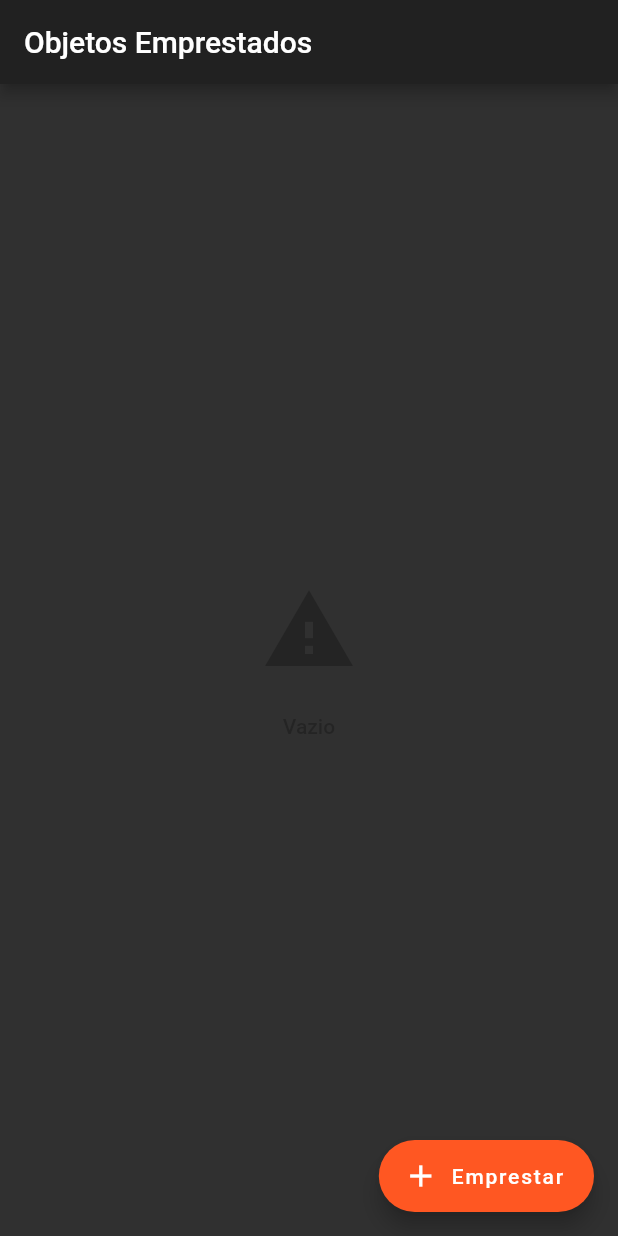
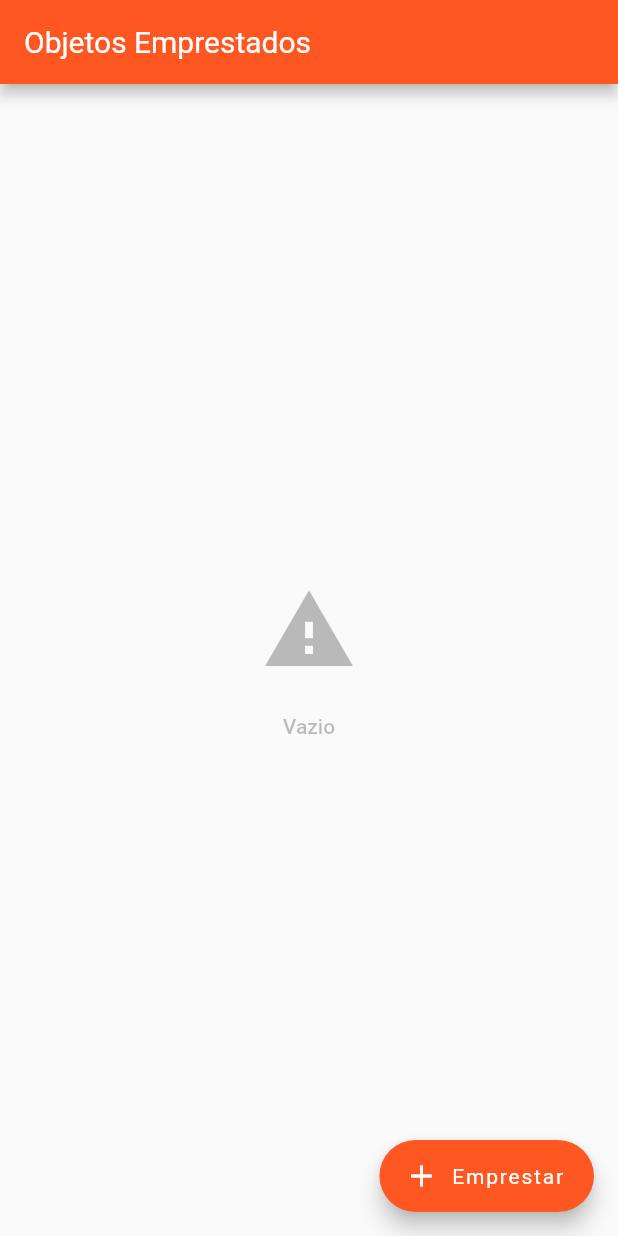
Before and after one commit to Henriqueba210/borrowed-stuff-flutter, a Flutter app: the screen it shows after launch, on a phone screen of 412 x 824 dp. Run offline on Flutter 3.47's test engine with Material 2 defaults, Android fonts, the phone set to English and light mode, and no system bars; our stand-ins replace datetime_picker_formfield, flushbar, flutter_slidable, image_picker, mask_text_input_formatter, sembast.

Commit message:
Feito últimos desafios
Malz kleber esqueci de separar esses commit ontem kkkk

```diff
--- a/lib/components/stuff_card.dart
+++ b/lib/components/stuff_card.dart
@@ -8,11 +8,13 @@ import 'package:flutter_slidable/flutter_slidable.dart';
 class StuffCard extends StatelessWidget {
   final Stuff stuff;
   final Function onEdit;
+  final Function onCalled;
   final Function onDelete;
 
   StuffCard({
     Key key,
     this.stuff,
+    this.onCalled,
     this.onEdit,
     this.onDelete,
   }) : super(key: key);
@@ -46,6 +48,12 @@ class StuffCard extends StatelessWidget {
       child: _buildStuffCard(stuff),
       actions: <Widget>[
         IconSlideAction(
+          caption: 'Telefonar',
+          color: Colors.green,
+          icon: Icons.phone,
+          onTap: onCalled,
+        ),
+        IconSlideAction(
           caption: 'Editar',
           color: Colors.blue,
           icon: Icons.edit,
--- a/lib/controllers/home_controller.dart
+++ b/lib/controllers/home_controller.dart
@@ -1,13 +1,23 @@
+import 'dart:async';
+
+import 'package:borrowed_stuff/components/stuff_card.dart';
 import 'package:borrowed_stuff/database/stuff_dao.dart';
 import 'package:borrowed_stuff/models/stuff.dart';
+import 'package:flutter/material.dart';
 
 class HomeController {
   final _stuffDao = StuffDao();
   final stuffList = [];
+  final GlobalKey<AnimatedListState> animatedListKey = GlobalKey();
 
   void create(Stuff stuff) {
     _stuffDao.create(stuff);
     stuffList.add(stuff);
+    if (animatedListKey.currentState != null) {
+      Timer(Duration(milliseconds: 500), () {
+        animatedListKey.currentState.insertItem(stuffList.length - 1);
+      });
+    }
   }
 
   Future<void> readAll() async {
@@ -22,6 +32,18 @@ class HomeController {
 
   void delete(Stuff stuff) {
     _stuffDao.delete(stuff);
+    var index = stuffList.indexOf(stuff);
     stuffList.remove(stuff);
+    animatedListKey.currentState.removeItem(
+      index,
+      (context, animation) => SizeTransition(
+        sizeFactor: animation,
+        child: StuffCard(
+          stuff: stuff,
+          onDelete: () {},
+          onEdit: () {},
+        ),
+      ),
+    );
   }
 }
--- a/lib/main.dart
+++ b/lib/main.dart
@@ -1,4 +1,5 @@
 import 'package:borrowed_stuff/pages/home_page.dart';
+import 'package:borrowed_stuff/pages/theme.dart';
 import 'package:flutter/material.dart';
 import 'package:flutter/services.dart';
 import 'package:flutter_localizations/flutter_localizations.dart';
@@ -15,7 +16,7 @@ class MyApp extends StatelessWidget {
     return MaterialApp(
       debugShowCheckedModeBanner: false,
       title: 'Emprestei?',
-      theme: _buildTheme(),
+      theme: buildTheme(),
       home: HomePage(),
       localizationsDelegates: [
         GlobalMaterialLocalizations.delegate,
@@ -28,14 +29,4 @@ class MyApp extends StatelessWidget {
       ],
     );
   }
-
-  // Ciando um tema para o projeto
-  _buildTheme() {
-    return ThemeData(
-      brightness: Brightness.dark,
-      primaryColor: Color(0xFF212121),
-      accentColor: Colors.deepOrange,
-      primarySwatch: Colors.deepOrange,
-    );
-  }
 }
--- a/lib/pages/home_page.dart
+++ b/lib/pages/home_page.dart
@@ -6,6 +6,7 @@ import 'package:borrowed_stuff/models/stuff.dart';
 import 'package:borrowed_stuff/pages/sutff_detail_page.dart';
 import 'package:flushbar/flushbar.dart';
 import 'package:flutter/material.dart';
+import 'package:url_launcher/url_launcher.dart';
 
 class HomePage extends StatefulWidget {
   @override
@@ -15,7 +16,7 @@ class HomePage extends StatefulWidget {
 class _HomePageState extends State<HomePage> {
   final _controller = HomeController();
   bool _loading = true;
-
+  Tween<Offset> tween = Tween(begin: Offset.zero, end: Offset(0, 1));
   @override
   void initState() {
     super.initState();
@@ -54,18 +55,25 @@ class _HomePageState extends State<HomePage> {
       return CenteredMessage('Vazio', icon: Icons.warning);
     }
 
-    return ListView.builder(
-      itemCount: _controller.stuffList.length,
-      itemBuilder: (context, index) {
+    return AnimatedList(
+      key: _controller.animatedListKey,
+      initialItemCount: _controller.stuffList.length,
+      itemBuilder: (context, index, animation) {
         final stuff = _controller.stuffList[index];
-        return StuffCard(
+        return SizeTransition(
+          sizeFactor: animation,
+          child: StuffCard(
             stuff: stuff,
+            onCalled: () {
+              _telefonedStuff(stuff);
+            },
             onDelete: () {
               _deleteStuff(stuff);
             },
             onEdit: () {
               _editStuff(index, stuff);
             },
+          ),
         );
       },
     );
@@ -128,4 +136,27 @@ class _HomePageState extends State<HomePage> {
       duration: Duration(seconds: 2),
     )..show(context);
   }
+
+  _telefonedStuff(Stuff stuff) {
+    try {
+      _launchURL(stuff.phone);
+    } catch (e) {
+      Flushbar(
+        title: e,
+        backgroundColor: Colors.red,
+        message: "Tente novamente mais tarde",
+        duration: Duration(seconds: 2),
+      )..show(context);
     }
+  }
+
+  _launchURL(String telefoneEnviar) async {
+    String url = 'tel:$telefoneEnviar';
+
+    if (await canLaunch(url)) {
+      await launch(url);
+    } else {
+      throw 'Não foi possível telefonar para $url';
+    }
+  }
+}
--- /dev/null
+++ b/lib/pages/theme.dart
@@ -0,0 +1,490 @@
+import 'package:flutter/material.dart';
+
+buildTheme() {
+  return ThemeData(
+    primarySwatch: Colors.deepOrange,
+    brightness: Brightness.light,
+    primaryColor: Color(0xffff5722),
+    primaryColorBrightness: Brightness.dark,
+    primaryColorLight: Color(0xffffccbc),
+    primaryColorDark: Color(0xffe64a19),
+    accentColor: Color(0xffff5722),
+    accentColorBrightness: Brightness.dark,
+    canvasColor: Color(0xfffafafa),
+    scaffoldBackgroundColor: Color(0xfffafafa),
+    bottomAppBarColor: Color(0xffffffff),
+    cardColor: Color(0xffffffff),
+    dividerColor: Color(0x1f000000),
+    highlightColor: Color(0x66bcbcbc),
+    splashColor: Color(0x66c8c8c8),
+    selectedRowColor: Color(0xfff5f5f5),
+    unselectedWidgetColor: Color(0x8a000000),
+    disabledColor: Color(0x61000000),
+    buttonColor: Color(0xffe0e0e0),
+    toggleableActiveColor: Color(0xfff4511e),
+    secondaryHeaderColor: Color(0xfffbe9e7),
+    textSelectionColor: Color(0xffffab91),
+    cursorColor: Color(0xff4285f4),
+    textSelectionHandleColor: Color(0xffff8a65),
+    backgroundColor: Color(0xffffab91),
+    dialogBackgroundColor: Color(0xffffffff),
+    indicatorColor: Color(0xffff5722),
+    hintColor: Color(0x8a000000),
+    errorColor: Color(0xffd32f2f),
+    buttonTheme: ButtonThemeData(
+      textTheme: ButtonTextTheme.normal,
+      minWidth: 88,
+      height: 36,
+      padding: EdgeInsets.only(top: 0, bottom: 0, left: 16, right: 16),
+      shape: RoundedRectangleBorder(
+        side: BorderSide(
+          color: Color(0xff000000),
+          width: 0,
+          style: BorderStyle.none,
+        ),
+        borderRadius: BorderRadius.all(Radius.circular(2.0)),
+      ),
+      alignedDropdown: false,
+      buttonColor: Color(0xffe0e0e0),
+      disabledColor: Color(0x61000000),
+      highlightColor: Color(0x29000000),
+      splashColor: Color(0x1f000000),
+      focusColor: Color(0x1f000000),
+      hoverColor: Color(0x0a000000),
+      colorScheme: ColorScheme(
+        primary: Color(0xffff5722),
+        primaryVariant: Color(0xffe64a19),
+        secondary: Color(0xffff5722),
+        secondaryVariant: Color(0xffe64a19),
+        surface: Color(0xffffffff),
+        background: Color(0xffffab91),
+        error: Color(0xffd32f2f),
+        onPrimary: Color(0xffffffff),
+        onSecondary: Color(0xffffffff),
+        onSurface: Color(0xff000000),
+        onBackground: Color(0xffffffff),
+        onError: Color(0xffffffff),
+        brightness: Brightness.light,
+      ),
+    ),
+    textTheme: TextTheme(
+      headline1: TextStyle(
+        color: Color(0x8a000000),
+        fontSize: null,
+        fontWeight: FontWeight.w400,
+        fontStyle: FontStyle.normal,
+      ),
+      headline2: TextStyle(
+        color: Color(0x8a000000),
+        fontSize: null,
+        fontWeight: FontWeight.w400,
+        fontStyle: FontStyle.normal,
+      ),
+      headline3: TextStyle(
+        color: Color(0x8a000000),
+        fontSize: null,
+        fontWeight: FontWeight.w400,
+        fontStyle: FontStyle.normal,
+      ),
+      headline4: TextStyle(
+        color: Color(0x8a000000),
+        fontSize: null,
+        fontWeight: FontWeight.w400,
+        fontStyle: FontStyle.normal,
+      ),
+      headline5: TextStyle(
+        color: Color(0xdd000000),
+        fontSize: null,
+        fontWeight: FontWeight.w400,
+        fontStyle: FontStyle.normal,
+      ),
+      headline6: TextStyle(
+        color: Color(0xdd000000),
+        fontSize: null,
+        fontWeight: FontWeight.w400,
+        fontStyle: FontStyle.normal,
+      ),
+      subtitle1: TextStyle(
+        color: Color(0xdd000000),
+        fontSize: null,
+        fontWeight: FontWeight.w400,
+        fontStyle: FontStyle.normal,
+      ),
+      bodyText1: TextStyle(
+        color: Color(0xdd000000),
+        fontSize: null,
+        fontWeight: FontWeight.w400,
+        fontStyle: FontStyle.normal,
+      ),
+      bodyText2: TextStyle(
+        color: Color(0xdd000000),
+        fontSize: null,
+        fontWeight: FontWeight.w400,
+        fontStyle: FontStyle.normal,
+      ),
+      caption: TextStyle(
+        color: Color(0x8a000000),
+        fontSize: null,
+        fontWeight: FontWeight.w400,
+        fontStyle: FontStyle.normal,
+      ),
+      button: TextStyle(
+        color: Color(0xdd000000),
+        fontSize: null,
+        fontWeight: FontWeight.w400,
+        fontStyle: FontStyle.normal,
+      ),
+      subtitle2: TextStyle(
+        color: Color(0xff000000),
+        fontSize: null,
+        fontWeight: FontWeight.w400,
+        fontStyle: FontStyle.normal,
+      ),
+      overline: TextStyle(
+        color: Color(0xff000000),
+        fontSize: null,
+        fontWeight: FontWeight.w400,
+        fontStyle: FontStyle.normal,
+      ),
+    ),
+    primaryTextTheme: TextTheme(
+      headline1: TextStyle(
+        color: Color(0xb3ffffff),
+        fontSize: null,
+        fontWeight: FontWeight.w400,
+        fontStyle: FontStyle.normal,
+      ),
+      headline2: TextStyle(
+        color: Color(0xb3ffffff),
+        fontSize: null,
+        fontWeight: FontWeight.w400,
+        fontStyle: FontStyle.normal,
+      ),
+      headline3: TextStyle(
+        color: Color(0xb3ffffff),
+        fontSize: null,
+        fontWeight: FontWeight.w400,
+        fontStyle: FontStyle.normal,
+      ),
+      headline4: TextStyle(
+        color: Color(0xb3ffffff),
+        fontSize: null,
+        fontWeight: FontWeight.w400,
+        fontStyle: FontStyle.normal,
+      ),
+      headline5: TextStyle(
+        color: Color(0xffffffff),
+        fontSize: null,
+        fontWeight: FontWeight.w400,
+        fontStyle: FontStyle.normal,
+      ),
+      headline6: TextStyle(
+        color: Color(0xffffffff),
+        fontSize: null,
+        fontWeight: FontWeight.w400,
+        fontStyle: FontStyle.normal,
+      ),
+      subtitle1: TextStyle(
+        color: Color(0xffffffff),
+        fontSize: null,
+        fontWeight: FontWeight.w400,
+        fontStyle: FontStyle.normal,
+      ),
+      bodyText1: TextStyle(
+        color: Color(0xffffffff),
+        fontSize: null,
+        fontWeight: FontWeight.w400,
+        fontStyle: FontStyle.normal,
+      ),
+      bodyText2: TextStyle(
+        color: Color(0xffffffff),
+        fontSize: null,
+        fontWeight: FontWeight.w400,
+        fontStyle: FontStyle.normal,
+      ),
+      caption: TextStyle(
+        color: Color(0xb3ffffff),
+        fontSize: null,
+        fontWeight: FontWeight.w400,
+        fontStyle: FontStyle.normal,
+      ),
+      button: TextStyle(
+        color: Color(0xffffffff),
+        fontSize: null,
+        fontWeight: FontWeight.w400,
+        fontStyle: FontStyle.normal,
+      ),
+      subtitle2: TextStyle(
+        color: Color(0xffffffff),
+        fontSize: null,
+        fontWeight: FontWeight.w400,
+        fontStyle: FontStyle.normal,
+      ),
+      overline: TextStyle(
+        color: Color(0xffffffff),
+        fontSize: null,
+        fontWeight: FontWeight.w400,
+        fontStyle: FontStyle.normal,
+      ),
+    ),
+    accentTextTheme: TextTheme(
+      headline1: TextStyle(
+        color: Color(0xb3ffffff),
+        fontSize: null,
+        fontWeight: FontWeight.w400,
+        fontStyle: FontStyle.normal,
+      ),
+      headline2: TextStyle(
+        color: Color(0xb3ffffff),
+        fontSize: null,
+        fontWeight: FontWeight.w400,
+        fontStyle: FontStyle.normal,
+      ),
+      headline3: TextStyle(
+        color: Color(0xb3ffffff),
+        fontSize: null,
+        fontWeight: FontWeight.w400,
+        fontStyle: FontStyle.normal,
+      ),
+      headline4: TextStyle(
+        color: Color(0xb3ffffff),
+        fontSize: null,
+        fontWeight: FontWeight.w400,
+        fontStyle: FontStyle.normal,
+      ),
+      headline5: TextStyle(
+        color: Color(0xffffffff),
+        fontSize: null,
+        fontWeight: FontWeight.w400,
+        fontStyle: FontStyle.normal,
+      ),
+      headline6: TextStyle(
+        color: Color(0xffffffff),
+        fontSize: null,
+        fontWeight: FontWeight.w400,
+        fontStyle: FontStyle.normal,
+      ),
+      subtitle1: TextStyle(
+        color: Color(0xffffffff),
+        fontSize: null,
+        fontWeight: FontWeight.w400,
+        fontStyle: FontStyle.normal,
+      ),
+      bodyText1: TextStyle(
+        color: Color(0xffffffff),
+        fontSize: null,
+        fontWeight: FontWeight.w400,
+        fontStyle: FontStyle.normal,
+      ),
+      bodyText2: TextStyle(
+        color: Color(0xffffffff),
+        fontSize: null,
+        fontWeight: FontWeight.w400,
+        fontStyle: FontStyle.normal,
+      ),
+      caption: TextStyle(
+        color: Color(0xb3ffffff),
+        fontSize: null,
+        fontWeight: FontWeight.w400,
+        fontStyle: FontStyle.normal,
+      ),
+      button: TextStyle(
+        color: Color(0xffffffff),
+        fontSize: null,
+        fontWeight: FontWeight.w400,
+        fontStyle: FontStyle.normal,
+      ),
+      subtitle2: TextStyle(
+        color: Color(0xffffffff),
+        fontSize: null,
+        fontWeight: FontWeight.w400,
+        fontStyle: FontStyle.normal,
+      ),
+      overline: TextStyle(
+        color: Color(0xffffffff),
+        fontSize: null,
+        fontWeight: FontWeight.w400,
+        fontStyle: FontStyle.normal,
+      ),
+    ),
+    inputDecorationTheme: InputDecorationTheme(
+      labelStyle: TextStyle(
+        color: Color(0xdd000000),
+        fontSize: null,
+        fontWeight: FontWeight.w400,
+        fontStyle: FontStyle.normal,
+      ),
+      helperStyle: TextStyle(
+        color: Color(0xdd000000),
+        fontSize: null,
+        fontWeight: FontWeight.w400,
+        fontStyle: FontStyle.normal,
+      ),
+      hintStyle: TextStyle(
+        color: Color(0xdd000000),
+        fontSize: null,
+        fontWeight: FontWeight.w400,
+        fontStyle: FontStyle.normal,
+      ),
+      errorStyle: TextStyle(
+        color: Color(0xdd000000),
+        fontSize: null,
+        fontWeight: FontWeight.w400,
+        fontStyle: FontStyle.normal,
+      ),
+      errorMaxLines: null,
+      floatingLabelBehavior: FloatingLabelBehavior.always,
+      isDense: false,
+      contentPadding: EdgeInsets.only(top: 12, bottom: 12, left: 0, right: 0),
+      isCollapsed: false,
+      prefixStyle: TextStyle(
+        color: Color(0xdd000000),
+        fontSize: null,
+        fontWeight: FontWeight.w400,
+        fontStyle: FontStyle.normal,
+      ),
+      suffixStyle: TextStyle(
+        color: Color(0xdd000000),
+        fontSize: null,
+        fontWeight: FontWeight.w400,
+        fontStyle: FontStyle.normal,
+      ),
+      counterStyle: TextStyle(
+        color: Color(0xdd000000),
+        fontSize: null,
+        fontWeight: FontWeight.w400,
+        fontStyle: FontStyle.normal,
+      ),
+      filled: false,
+      fillColor: Color(0x00000000),
+      errorBorder: UnderlineInputBorder(
+        borderSide: BorderSide(
+          color: Color(0xff000000),
+          width: 1,
+          style: BorderStyle.solid,
+        ),
+        borderRadius: BorderRadius.all(Radius.circular(4.0)),
+      ),
+      focusedBorder: UnderlineInputBorder(
+        borderSide: BorderSide(
+          color: Color(0xff000000),
+          width: 1,
+          style: BorderStyle.solid,
+        ),
+        borderRadius: BorderRadius.all(Radius.circular(4.0)),
+      ),
+      focusedErrorBorder: UnderlineInputBorder(
+        borderSide: BorderSide(
+          color: Color(0xff000000),
+          width: 1,
+          style: BorderStyle.solid,
+        ),
+        borderRadius: BorderRadius.all(Radius.circular(4.0)),
+      ),
+      disabledBorder: UnderlineInputBorder(
+        borderSide: BorderSide(
+          color: Color(0xff000000),
+          width: 1,
+          style: BorderStyle.solid,
+        ),
+        borderRadius: BorderRadius.all(Radius.circular(4.0)),
+      ),
+      enabledBorder: UnderlineInputBorder(
+        borderSide: BorderSide(
+          color: Color(0xff000000),
+          width: 1,
+          style: BorderStyle.solid,
+        ),
+        borderRadius: BorderRadius.all(Radius.circular(4.0)),
+      ),
+      border: UnderlineInputBorder(
+        borderSide: BorderSide(
+          color: Color(0xff000000),
+          width: 1,
+          style: BorderStyle.solid,
+        ),
+        borderRadius: BorderRadius.all(Radius.circular(4.0)),
+      ),
+    ),
+    iconTheme: IconThemeData(
+      color: Color(0xdd000000),
+      opacity: 1,
+      size: 24,
+    ),
+    primaryIconTheme: IconThemeData(
+      color: Color(0xffffffff),
+      opacity: 1,
+      size: 24,
+    ),
+    accentIconTheme: IconThemeData(
+      color: Color(0xffffffff),
+      opacity: 1,
+      size: 24,
+    ),
+    sliderTheme: SliderThemeData(
+      activeTrackColor: null,
+      inactiveTrackColor: null,
+      disabledActiveTrackColor: null,
+      disabledInactiveTrackColor: null,
+      activeTickMarkColor: null,
+      inactiveTickMarkColor: null,
+      disabledActiveTickMarkColor: null,
+      disabledInactiveTickMarkColor: null,
+      thumbColor: null,
+      disabledThumbColor: null,
+      thumbShape: null,
+      overlayColor: null,
+      valueIndicatorColor: null,
+      valueIndicatorShape: null,
+      showValueIndicator: null,
+      valueIndicatorTextStyle: TextStyle(
+        color: Color(0xffffffff),
+        fontSize: null,
+        fontWeight: FontWeight.w400,
+        fontStyle: FontStyle.normal,
+      ),
+    ),
+    tabBarTheme: TabBarTheme(
+      indicatorSize: TabBarIndicatorSize.tab,
+      labelColor: Color(0xffffffff),
+      unselectedLabelColor: Color(0xb2ffffff),
+    ),
+    chipTheme: ChipThemeData(
+      backgroundColor: Color(0x1f000000),
+      brightness: Brightness.light,
+      deleteIconColor: Color(0xde000000),
+      disabledColor: Color(0x0c000000),
+      labelPadding: EdgeInsets.only(top: 0, bottom: 0, left: 8, right: 8),
+      labelStyle: TextStyle(
+        color: Color(0xde000000),
+        fontSize: null,
+        fontWeight: FontWeight.w400,
+        fontStyle: FontStyle.normal,
+      ),
+      padding: EdgeInsets.only(top: 4, bottom: 4, left: 4, right: 4),
+      secondaryLabelStyle: TextStyle(
+        color: Color(0x3d000000),
+        fontSize: null,
+        fontWeight: FontWeight.w400,
+        fontStyle: FontStyle.normal,
+      ),
+      secondarySelectedColor: Color(0x3dff5722),
+      selectedColor: Color(0x3d000000),
+      shape: StadiumBorder(
+          side: BorderSide(
+        color: Color(0xff000000),
+        width: 0,
+        style: BorderStyle.none,
+      )),
+    ),
+    dialogTheme: DialogTheme(
+        shape: RoundedRectangleBorder(
+      side: BorderSide(
+        color: Color(0xff000000),
+        width: 0,
+        style: BorderStyle.none,
+      ),
+      borderRadius: BorderRadius.all(Radius.circular(0.0)),
+    )),
+  );
+}
--- a/pubspec.yaml
+++ b/pubspec.yaml
@@ -12,6 +12,7 @@ dependencies:
   flutter_slidable: ^0.5.4
   image_picker: ^0.6.3+4
   flushbar: ^1.9.1
+  url_launcher: ^5.4.11
 
   # Data e internacionalização
   datetime_picker_formfield: ^1.0.0
```
Also changed, not shown: pubspec.lock, 1 other file. Lines whose indentation alone changed are shown as unchanged.
